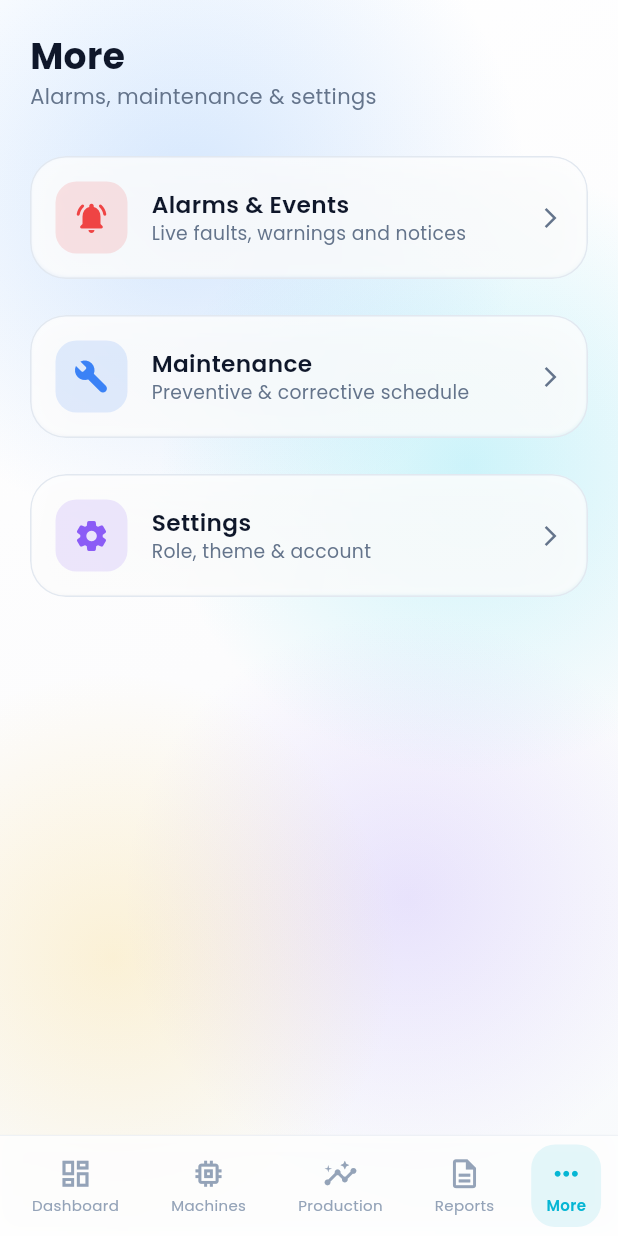
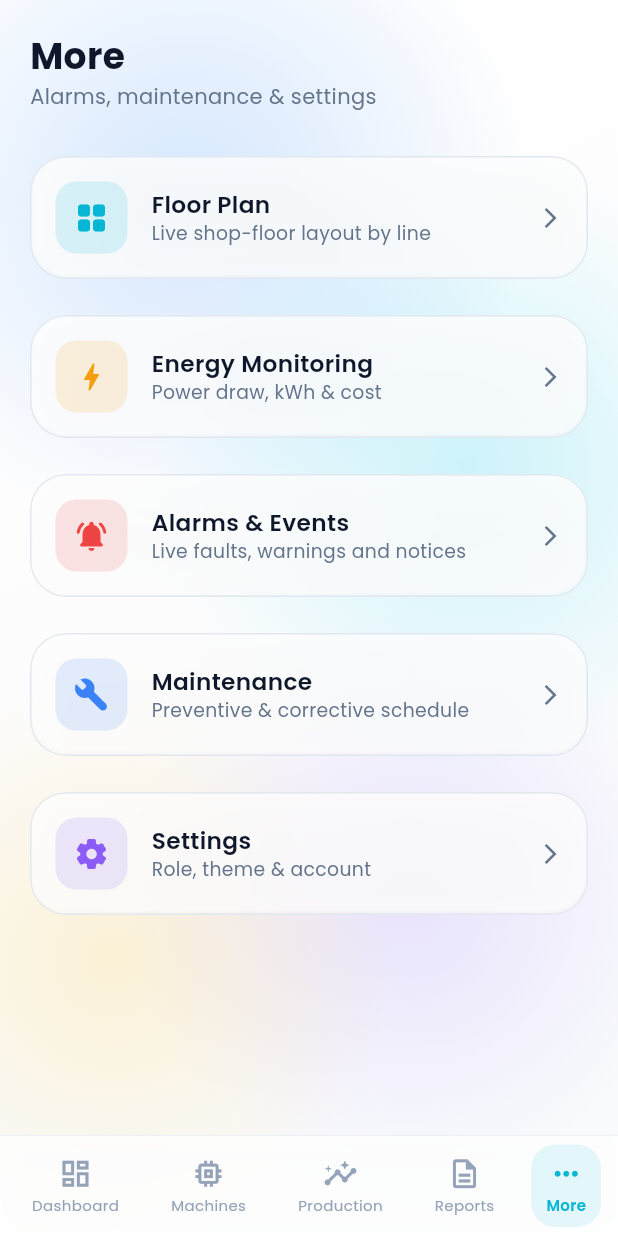
Before and after one commit to kautsarbaiq/Industrial-IoT-app, a Flutter app: the ShellScreen screen opened by its route, item 5 of the bottom bar chosen, on a phone screen of 412 x 824 dp. Run offline on Flutter 3.47's test engine with Material 3 defaults, Android fonts, the phone set to English and light mode, and no system bars; our stand-ins replace fl_chart, flutter_staggered_animations, google_fonts.

Commit message:
Add Floor Plan and Energy Monitoring options to More Screen

```diff
--- a/lib/screens/shell_screen.dart
+++ b/lib/screens/shell_screen.dart
@@ -16,6 +16,8 @@ import 'operator/operator_analytics.dart';
 import 'shared/machines_screen.dart';
 import 'shared/alarms_screen.dart';
 import 'shared/maintenance_screen.dart';
+import 'shared/floor_plan_screen.dart';
+import 'shared/energy_screen.dart';
 import 'profile_screen.dart';
 
 class ShellScreen extends StatefulWidget {
@@ -111,6 +113,12 @@ class _MoreScreen extends StatelessWidget {
             Text('Alarms, maintenance & settings',
                 style: GoogleFonts.poppins(color: onVar, fontSize: 14)),
             const SizedBox(height: 24),
+            _tile(context, Icons.grid_view_rounded, 'Floor Plan',
+                'Live shop-floor layout by line', AppColors.cyan,
+                const FloorPlanScreen()),
+            _tile(context, Icons.bolt_rounded, 'Energy Monitoring',
+                'Power draw, kWh & cost', AppColors.amber,
+                const EnergyScreen()),
             _tile(context, Icons.notifications_active_rounded, 'Alarms & Events',
                 'Live faults, warnings and notices', AppColors.red,
                 const AlarmsScreen()),
```
